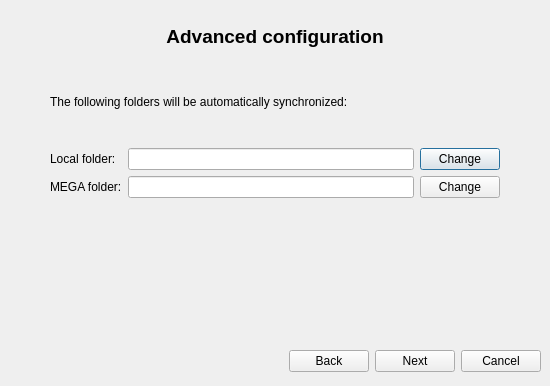
Old version of the form Source/MEGASync/gui/SetupWizard.ui in the repository meganz/MEGAsync.
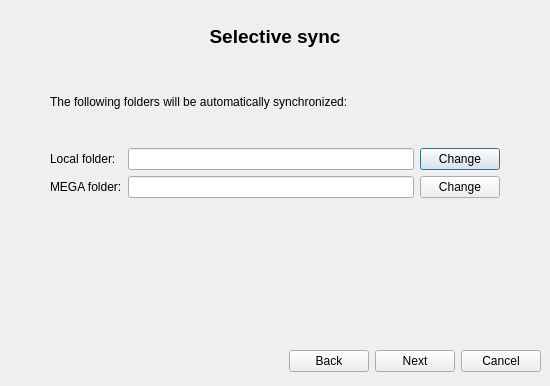
New version of the form. The open tabs and pages were chosen to show the change. Icons and pictures are not drawn.

Patch:
```diff
--- a/Source/MEGASync/gui/SetupWizard.ui
+++ b/Source/MEGASync/gui/SetupWizard.ui
@@ -735,7 +735,7 @@
           </font>
          </property>
          <property name="text">
-          <string>Advanced configuration</string>
+          <string>Selective sync</string>
          </property>
          <property name="alignment">
           <set>Qt::AlignHCenter|Qt::AlignTop</set>
```
